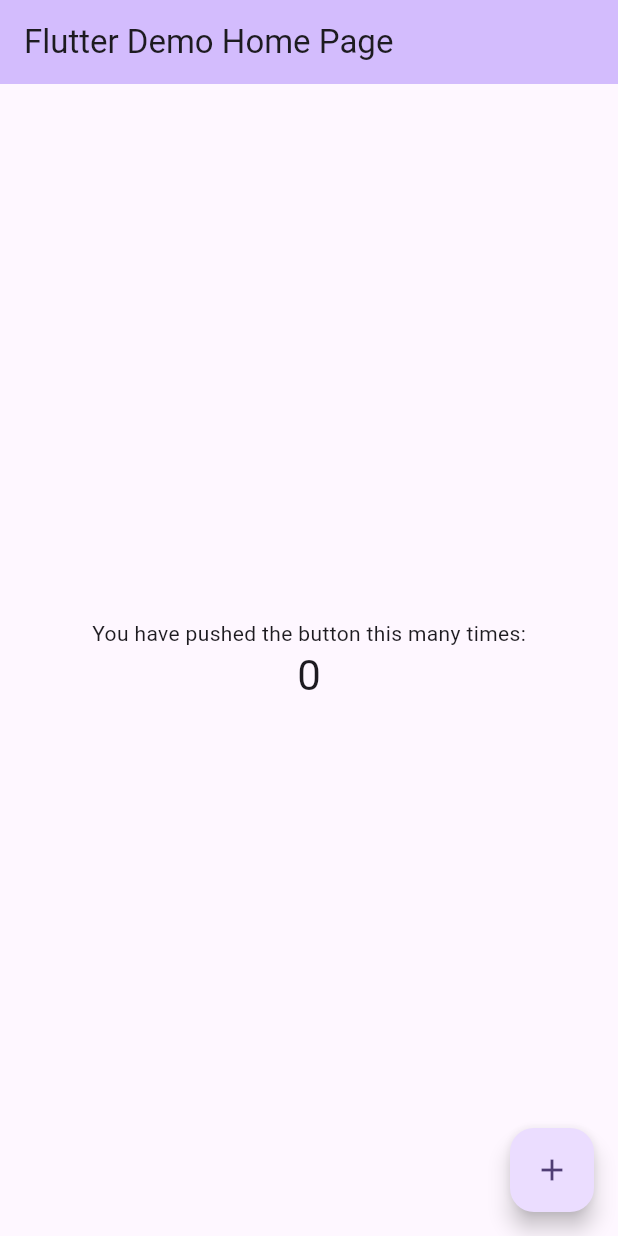
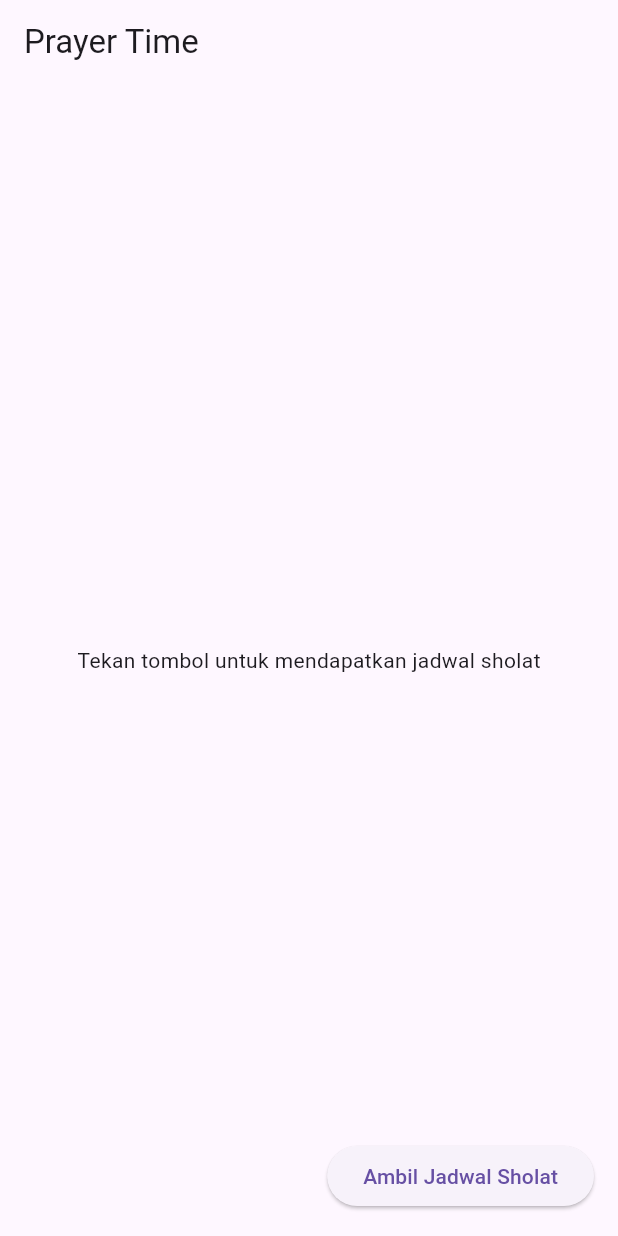
Before and after one commit to bungkhus/islamic_app, a Flutter app: the screen it shows after launch, on a phone screen of 412 x 824 dp. Run offline on Flutter 3.47's test engine with Material 3 defaults, Android fonts, the phone set to English and light mode, and no system bars; our stand-ins replace dio, fpdart, freezed_annotation, get, shared_preferences.

Commit message:
implement clean code

```diff
--- a/lib/main.dart
+++ b/lib/main.dart
@@ -1,122 +1,25 @@
 import 'package:flutter/material.dart';
+import 'package:get/get.dart';
+import 'package:islamic_app/pages/prayer_times_daily/presentation/islam_prayer_times_daily_binding.dart';
+import 'package:islamic_app/pages/prayer_times_daily/presentation/islam_prayer_times_daily_page.dart';
+import 'package:shared_preferences/shared_preferences.dart';
 
-void main() {
-  runApp(const MyApp());
+Future<void> main() async {
+  WidgetsFlutterBinding.ensureInitialized();
+
+  final prefs = await SharedPreferences.getInstance();
+  Get.put<SharedPreferences>(prefs);
+
+  runApp(
+    GetMaterialApp(
+      initialRoute: '/prayer_times',
+      getPages: [
+        GetPage(
+          name: '/prayer_times',
+          page: () => IslamPrayerTimesDailyPage(),
+          binding: IslamPrayerTimesDailyBinding(),
+        ),
+      ]
+    )
+  );
 }
-
-class MyApp extends StatelessWidget {
-  const MyApp({super.key});
-
-  // This widget is the root of your application.
-  @override
-  Widget build(BuildContext context) {
-    return MaterialApp(
-      title: 'Flutter Demo',
-      theme: ThemeData(
-        // This is the theme of your application.
-        //
-        // TRY THIS: Try running your application with "flutter run". You'll see
-        // the application has a purple toolbar. Then, without quitting the app,
-        // try changing the seedColor in the colorScheme below to Colors.green
-        // and then invoke "hot reload" (save your changes or press the "hot
-        // reload" button in a Flutter-supported IDE, or press "r" if you used
-        // the command line to start the app).
-        //
-        // Notice that the counter didn't reset back to zero; the application
-        // state is not lost during the reload. To reset the state, use hot
-        // restart instead.
-        //
-        // This works for code too, not just values: Most code changes can be
-        // tested with just a hot reload.
-        colorScheme: ColorScheme.fromSeed(seedColor: Colors.deepPurple),
-      ),
-      home: const MyHomePage(title: 'Flutter Demo Home Page'),
-    );
-  }
-}
-
-class MyHomePage extends StatefulWidget {
-  const MyHomePage({super.key, required this.title});
-
-  // This widget is the home page of your application. It is stateful, meaning
-  // that it has a State object (defined below) that contains fields that affect
-  // how it looks.
-
-  // This class is the configuration for the state. It holds the values (in this
-  // case the title) provided by the parent (in this case the App widget) and
-  // used by the build method of the State. Fields in a Widget subclass are
-  // always marked "final".
-
-  final String title;
-
-  @override
-  State<MyHomePage> createState() => _MyHomePageState();
-}
-
-class _MyHomePageState extends State<MyHomePage> {
-  int _counter = 0;
-
-  void _incrementCounter() {
-    setState(() {
-      // This call to setState tells the Flutter framework that something has
-      // changed in this State, which causes it to rerun the build method below
-      // so that the display can reflect the updated values. If we changed
-      // _counter without calling setState(), then the build method would not be
-      // called again, and so nothing would appear to happen.
-      _counter++;
-    });
-  }
-
-  @override
-  Widget build(BuildContext context) {
-    // This method is rerun every time setState is called, for instance as done
-    // by the _incrementCounter method above.
-    //
-    // The Flutter framework has been optimized to make rerunning build methods
-    // fast, so that you can just rebuild anything that needs updating rather
-    // than having to individually change instances of widgets.
-    return Scaffold(
-      appBar: AppBar(
-        // TRY THIS: Try changing the color here to a specific color (to
-        // Colors.amber, perhaps?) and trigger a hot reload to see the AppBar
-        // change color while the other colors stay the same.
-        backgroundColor: Theme.of(context).colorScheme.inversePrimary,
-        // Here we take the value from the MyHomePage object that was created by
-        // the App.build method, and use it to set our appbar title.
-        title: Text(widget.title),
-      ),
-      body: Center(
-        // Center is a layout widget. It takes a single child and positions it
-        // in the middle of the parent.
-        child: Column(
-          // Column is also a layout widget. It takes a list of children and
-          // arranges them vertically. By default, it sizes itself to fit its
-          // children horizontally, and tries to be as tall as its parent.
-          //
-          // Column has various properties to control how it sizes itself and
-          // how it positions its children. Here we use mainAxisAlignment to
-          // center the children vertically; the main axis here is the vertical
-          // axis because Columns are vertical (the cross axis would be
-          // horizontal).
-          //
-          // TRY THIS: Invoke "debug painting" (choose the "Toggle Debug Paint"
-          // action in the IDE, or press "p" in the console), to see the
-          // wireframe for each widget.
-          mainAxisAlignment: MainAxisAlignment.center,
-          children: <Widget>[
-            const Text('You have pushed the button this many times:'),
-            Text(
-              '$_counter',
-              style: Theme.of(context).textTheme.headlineMedium,
-            ),
-          ],
-        ),
-      ),
-      floatingActionButton: FloatingActionButton(
-        onPressed: _incrementCounter,
-        tooltip: 'Increment',
-        child: const Icon(Icons.add),
-      ), // This trailing comma makes auto-formatting nicer for build methods.
-    );
-  }
-}
--- /dev/null
+++ b/lib/module/prayer_times/domain/interfaces/i_prayer_times_daily_locale_data_source.dart
@@ -0,0 +1,6 @@
+import 'package:islamic_app/module/prayer_times/domain/models/prayer_time_model.dart';
+
+abstract class IPrayerTimesDailyLocaleDataSource {
+  Future<void> cachePrayerTimes(PrayerTimes model, double lat, double long);
+  Future<PrayerTimes?> getCachedPrayerTimes(double lat, double long);
+}
--- /dev/null
+++ b/lib/module/prayer_times/domain/interfaces/i_prayer_times_daily_remote_data_source.dart
@@ -0,0 +1,5 @@
+import 'package:islamic_app/module/prayer_times/domain/models/prayer_time_model.dart';
+
+abstract class IPrayerTimesDailyRemoteDataSource {
+  Future<PrayerTimes> getPrayerTimes(double lat, double long);
+}
--- /dev/null
+++ b/lib/module/prayer_times/domain/interfaces/i_prayer_times_daily_reposotory.dart
@@ -0,0 +1,6 @@
+import 'package:fpdart/fpdart.dart';
+import '../models/prayer_time_model.dart';
+
+abstract class IPrayerTimesDailyReposotory {
+  Future<Either<String, PrayerTimes>> getPrayerTimes(double lat, double long);
+}
--- /dev/null
+++ b/lib/module/prayer_times/domain/interfaces/i_prayer_times_daily_url.dart
@@ -0,0 +1,3 @@
+abstract class IPrayerTimesDailyUrl {
+  String get baseUrl;
+}
--- /dev/null
+++ b/lib/module/prayer_times/domain/use_case/base_prayer_times_daily_use_case.dart
@@ -0,0 +1,6 @@
+import 'package:fpdart/fpdart.dart';
+import 'package:islamic_app/module/prayer_times/domain/models/prayer_time_model.dart';
+
+abstract class BasePrayerTimesDailyUseCase {
+  Future<Either<String, PrayerTimes>> execute(double lat, double long);
+}
--- /dev/null
+++ b/lib/module/prayer_times/presentation/views/daily_view/base_prayer_times_daily_controller.dart
@@ -0,0 +1,12 @@
+import 'package:get/get_rx/src/rx_types/rx_types.dart';
+import 'package:get/get_state_manager/get_state_manager.dart';
+
+import '../../../domain/models/prayer_time_model.dart';
+
+abstract class BasePrayerTimesDailyController extends GetxController {
+  var prayerTimes = Rxn<PrayerTimes>();
+  var errorMessage = RxnString();
+  var isLoading = false.obs;
+
+  void fetchPrayerTimes(double lat, double long);
+}
--- /dev/null
+++ b/lib/pages/prayer_times_daily/presentation/islam_prayer_times_daily_controller.dart
@@ -0,0 +1,23 @@
+import 'package:islamic_app/module/prayer_times/presentation/views/daily_view/base_prayer_times_daily_controller.dart';
+import 'package:islamic_app/pages/prayer_times_daily/presentation/islam_prayer_times_daily_use_case.dart';
+
+class IslamPrayerTimesDailyController extends BasePrayerTimesDailyController {
+  final IslamPrayerTimesDailyUseCase useCase;
+
+  IslamPrayerTimesDailyController(this.useCase);
+
+  @override
+  void fetchPrayerTimes(double lat, double long) async {
+    isLoading.value = true;
+    errorMessage.value = null;
+
+    final result = await useCase.execute(lat, long);
+
+    result.match(
+      (error) => errorMessage.value = error,
+      (data) => prayerTimes.value = data,
+    );
+
+    isLoading.value = false;
+  }
+}
--- /dev/null
+++ b/lib/pages/prayer_times_daily/presentation/islam_prayer_times_daily_page.dart
@@ -0,0 +1,14 @@
+import 'package:flutter/material.dart';
+import 'package:islamic_app/module/prayer_times/presentation/views/daily_view/prayer_times_daily_view.dart';
+import 'package:islamic_app/pages/prayer_times_daily/presentation/islam_prayer_times_daily_controller.dart';
+
+class IslamPrayerTimesDailyPage extends StatelessWidget {
+  const IslamPrayerTimesDailyPage({super.key});
+
+  @override
+  Widget build(BuildContext context) {
+    return PrayerTimesDailyView<IslamPrayerTimesDailyController>(
+      appBar: AppBar(title: Text("Prayer Time"),),
+    );
+  }
+}
--- /dev/null
+++ b/lib/pages/prayer_times_daily/presentation/islam_prayer_times_daily_use_case.dart
@@ -0,0 +1,15 @@
+import 'package:fpdart/fpdart.dart';
+import 'package:islamic_app/module/prayer_times/domain/models/prayer_time_model.dart';
+import 'package:islamic_app/module/prayer_times/domain/use_case/base_prayer_times_daily_use_case.dart';
+import 'package:islamic_app/module/prayer_times/infrastructure/repositories/prayer_times_daily_reposotory.dart';
+
+class IslamPrayerTimesDailyUseCase extends BasePrayerTimesDailyUseCase {
+  final PrayerTimesDailyReposotory repository;
+
+  IslamPrayerTimesDailyUseCase(this.repository);
+
+  @override
+  Future<Either<String, PrayerTimes>> execute(double lat, double long) {
+    return repository.getPrayerTimes(lat, long);
+  }
+}
--- /dev/null
+++ b/lib/urls.dart
@@ -0,0 +1,3 @@
+class Urls {
+  static String prayerTimeUrl = 'https://api.aladhan.com/v1/timings';
+}
```
Also changed, not shown: lib/module/prayer_times/domain/models/prayer_time_model.dart (added, +17 -0 lines), lib/module/prayer_times/infrastructure/data_sources/prayer_times_daily_locale_data_source.dart (added, +40 -0 lines), lib/module/prayer_times/infrastructure/data_sources/prayer_times_daily_remote_data_source.dart (added, +30 -0 lines), lib/module/prayer_times/infrastructure/repositories/prayer_times_daily_reposotory.dart (added, +36 -0 lines), lib/module/prayer_times/presentation/views/daily_view/prayer_times_daily_view.dart (added, +67 -0 lines), lib/pages/prayer_times_daily/domain/islam_prayer_times_daily_url.dart (added, +8 -0 lines), lib/pages/prayer_times_daily/presentation/islam_prayer_times_daily_binding.dart (added, +23 -0 lines), pubspec.yaml (+9 -0 lines), lib/module/prayer_times/domain/models/prayer_time_model.freezed.dart (added), lib/module/prayer_times/domain/models/prayer_time_model.g.dart (added), pubspec.lock, 11 other files.
